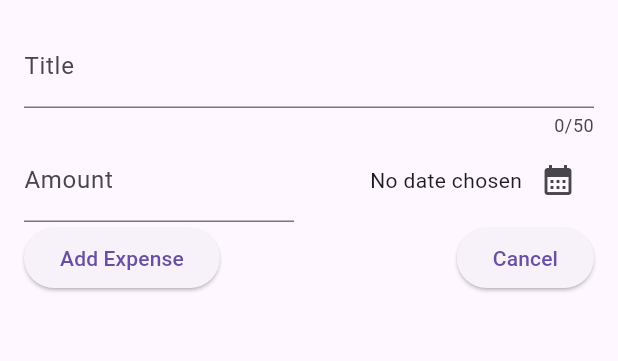
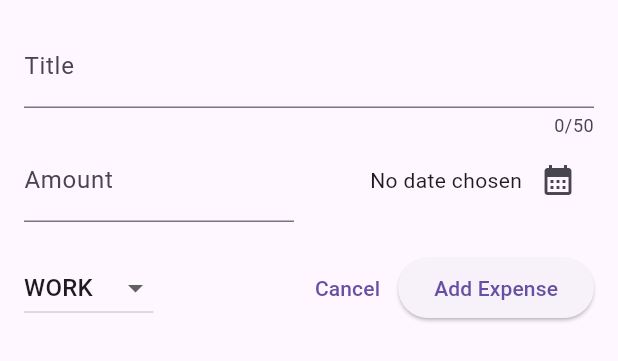
Before and after one commit to SheeloveDol/expense-tracker, a Flutter app: the NewExpense widget shown alone on an empty page, opened directly, on a phone screen of 412 x 824 dp. Shown: the top 361 px of the screen. Run offline on Flutter 3.47's test engine with Material 3 defaults, Android fonts, the phone set to English and light mode, and no system bars.

Commit message:
Finished dropdown menu implementation and rearranged cancel and addExpense buttons

```diff
--- a/lib/widgets/new_expense.dart
+++ b/lib/widgets/new_expense.dart
@@ -15,6 +15,7 @@ class _NewExpenseState extends State<NewExpense> {
   final _titleController = TextEditingController();
   final _amountController = TextEditingController();
   DateTime? _selectedDate;
+  Category _selectedCategory = Category.work;
 
   // VERY IMPORTANT! Dispose of the controller when the widget is removed from the widget tree
   @override
@@ -29,6 +30,7 @@ class _NewExpenseState extends State<NewExpense> {
     final firstDate = DateTime(now.year - 1, now.month, now.day); // 1 year ago
 
     final pickedDate = await showDatePicker(
+      // <-- Flutter's built-in date picker
       context: context,
       initialDate: now,
       firstDate: firstDate,
@@ -83,21 +85,40 @@ class _NewExpenseState extends State<NewExpense> {
               ),
             ],
           ),
+          const SizedBox(height: 20),
           Row(
             children: [
+              DropdownButton(
+                value: _selectedCategory,
+                items: Category.values
+                    .map(
+                      (category) => DropdownMenuItem(
+                        value: category,
+                        child: Text(
+                          category.name.toUpperCase(),
+                        ),
+                      ),
+                    )
+                    .toList(),
+                onChanged: (Category? value) {
+                  if (value == null) return;
+                  setState(() => _selectedCategory =
+                      value); // update the selected category on change
+                },
+              ),
+              const Spacer(),
+              TextButton(
+                onPressed: () {
+                  debugPrint('Cancelling expense');
+                  Navigator.of(context).pop();
+                },
+                child: const Text('Cancel'),
+              ),
               ElevatedButton(
                 onPressed: () {
                   debugPrint(_titleController.text);
                 },
                 child: const Text('Add Expense'),
-              ),
-              const Spacer(),
-              ElevatedButton(
-                onPressed: () {
-                  debugPrint('Cancelling expense');
-                  Navigator.of(context).pop();
-                },
-                child: const Text('Cancel'),
               ),
             ],
           ),
```
